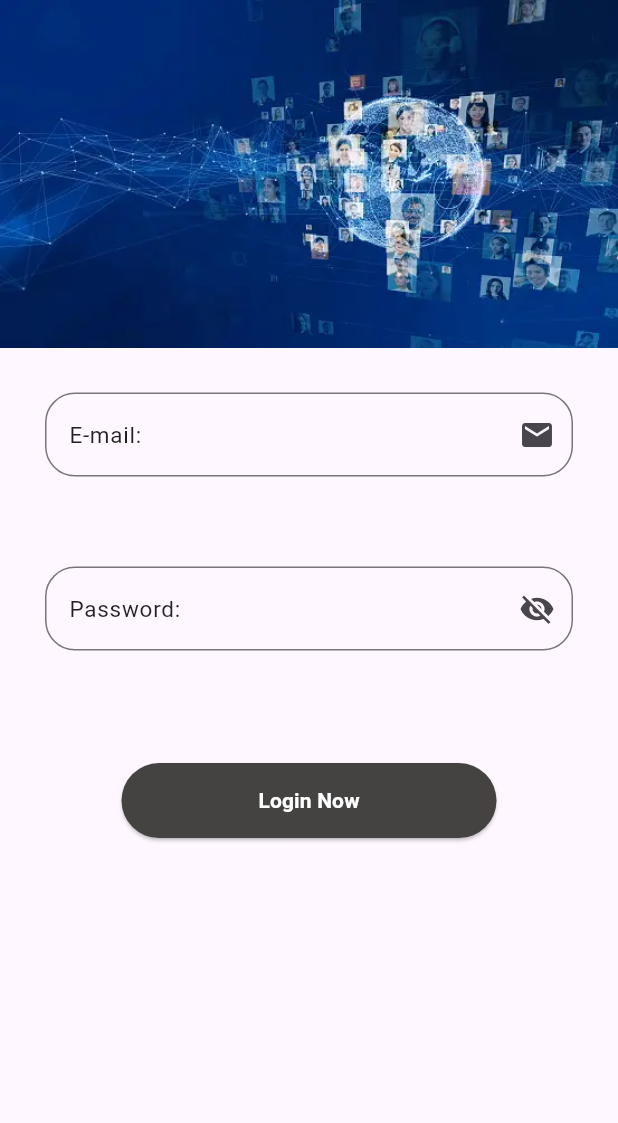
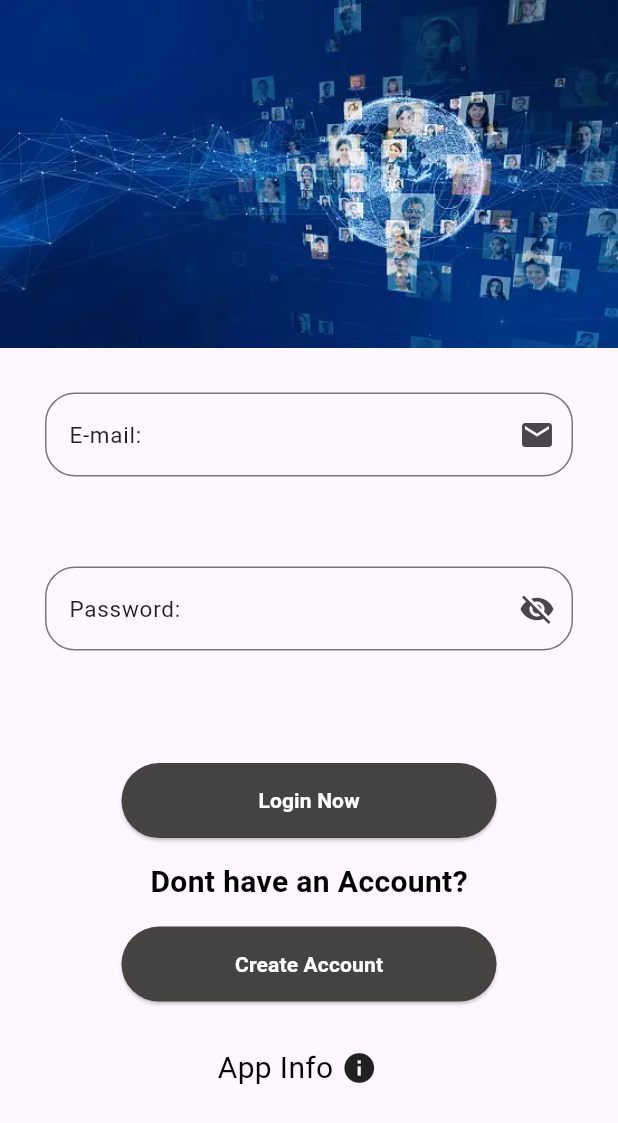
Before and after one commit to Mohamadchahine/first-Flutter, a Flutter app: the loginPage screen opened directly, on a phone screen of 412 x 824 dp. Shown: the top 1123 px of the screen. Run offline on Flutter 3.47's test engine with Material 3 defaults, Android fonts, the phone set to English and light mode, and no system bars; our stand-ins replace cloud_firestore, firebase_auth, firebase_core; accounts and stored records are empty.

```diff
--- a/lib/Screens/login.dart
+++ b/lib/Screens/login.dart
@@ -1,6 +1,9 @@
 import 'package:firebase_auth/firebase_auth.dart';
 import 'package:flutter/material.dart';
+import 'package:projectone/Screens/Users.dart';
 import 'package:projectone/Screens/profile.dart';
+import 'package:projectone/Screens/signup.dart';
+import 'package:projectone/Screens/start.dart';
 import 'package:projectone/Widgets/textfld.dart';
 
 class loginPage extends StatefulWidget {
@@ -22,7 +25,7 @@ class _loginPageState extends State<loginPage> {
           .signInWithEmailAndPassword(email: email, password: password);
       User? user = userCredential.user;
       Navigator.of(context).push(
-          MaterialPageRoute(builder: (BuildContext context) => profilePage()));
+          MaterialPageRoute(builder: (BuildContext context) => usersScreen(id: user!.uid.toString())));
       return userCredential;
     } on FirebaseAuthException catch (e) {
       setState(() {
@@ -51,7 +54,7 @@ class _loginPageState extends State<loginPage> {
                 child: textfld(
                     label: "E-mail:",
                     controller: email,
-                    iconn: Icon(Icons.mail),
+                    iconn: const Icon(Icons.mail),
                     obscure: false)),
           ),
 
@@ -62,7 +65,7 @@ class _loginPageState extends State<loginPage> {
                 child: textfld(
                     label: "Password:",
                     controller: pass,
-                    iconn: Icon(Icons.visibility_off),
+                    iconn: const Icon(Icons.visibility_off),
                     obscure: true)),
           ),
           const SizedBox(
@@ -100,7 +103,67 @@ class _loginPageState extends State<loginPage> {
                 ),
               ),
             ),
-          )
+          ),
+          const Center(
+            child: Text(
+              "Dont have an Account?",
+              style: TextStyle(
+                  color: Colors.black,
+                  fontSize: 20,
+                  fontWeight: FontWeight.bold),
+            ),
+          ),
+
+          Center(
+            child: Padding(
+              padding: const EdgeInsets.all(15.0),
+              child: SizedBox(
+                height: 50,
+                width: 250,
+                child: ElevatedButton(
+                  style: ElevatedButton.styleFrom(
+                      primary: const Color.fromARGB(255, 68, 67, 66)),
+                  onPressed: () {
+                    Navigator.of(context).push(MaterialPageRoute(
+                        builder: (BuildContext context) => const signUp()));
+                  },
+                  child: const Text(
+                    "Create Account",
+                    style: TextStyle(
+                        color: Colors.white, fontWeight: FontWeight.bold),
+                  ),
+                ),
+              ),
+            ),
+          ),
+
+          Center(
+            child: Padding(
+              padding: const EdgeInsets.all(15.0),
+              child: InkWell(
+                onTap: () {
+                  Navigator.of(context).push(MaterialPageRoute(
+                      builder: (BuildContext context) => const startScreen()));
+                },
+                child: const Row(
+                  children: [
+                    SizedBox(
+                      width: 130,
+                    ),
+                    Text(
+                      "App Info ",
+                      style: TextStyle(
+                        fontSize: 20,
+                        fontWeight: FontWeight.w400,
+                        color: Colors.black,
+                      ),
+                    ),
+                    Icon(Icons.info),
+                  ],
+                ),
+              ),
+            ),
+          ),
         ],
       )),
     );
--- a/lib/Screens/signup.dart
+++ b/lib/Screens/signup.dart
@@ -1,6 +1,7 @@
 import 'package:cloud_firestore/cloud_firestore.dart';
 import 'package:firebase_auth/firebase_auth.dart';
 import 'package:flutter/material.dart';
+import 'package:projectone/Screens/Users.dart';
 import 'package:projectone/Screens/profile.dart';
 import 'package:projectone/Widgets/textfld.dart';
 
@@ -73,7 +74,8 @@ class _signUpState extends State<signUp> {
           "uid": userCredential.user?.uid.toString(),
         });
         Navigator.of(context).push(MaterialPageRoute(
-            builder: (BuildContext context) => profilePage()));
+            builder: (BuildContext context) =>
+                usersScreen(id: userCredential.user!.uid.toString())));
         return userCredential;
       }
     } on FirebaseAuthException catch (e) {
--- a/lib/Screens/splash.dart
+++ b/lib/Screens/splash.dart
@@ -1,7 +1,7 @@
 import 'dart:async';
 
 import 'package:flutter/material.dart';
-import 'package:projectone/Screens/start.dart';
+import 'package:projectone/Screens/login.dart';
 
 class splashScreen extends StatefulWidget {
   const splashScreen({super.key});
@@ -17,7 +17,7 @@ class _splashScreenState extends State<splashScreen> {
     super.initState();
     Timer(const Duration(seconds: 7), () {
       Navigator.of(context).pushReplacement(MaterialPageRoute(
-          builder: (BuildContext context) => const startScreen()));
+          builder: (BuildContext context) => const loginPage()));
     });
   }
 
```
Also changed, not shown: lib/Screens/Users.dart (added, +63 -0 lines), lib/Screens/profile.dart (+31 -4 lines), lib/Screens/start.dart (+0 -34 lines), lib/Widgets/userlist.dart (added, +61 -0 lines).
